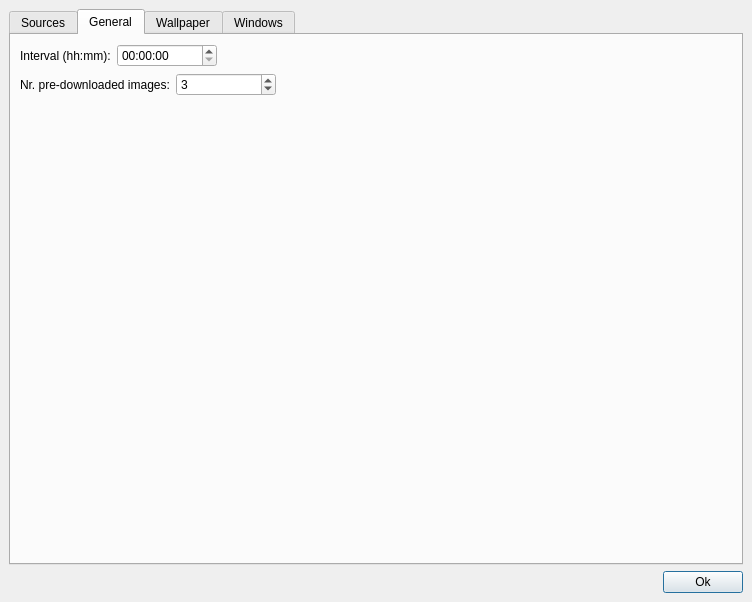
The window that src/wpcg/presentation/ui/settings.ui (JakobPer/wpcg-py) describes before a commit, drawn with Qt 5.
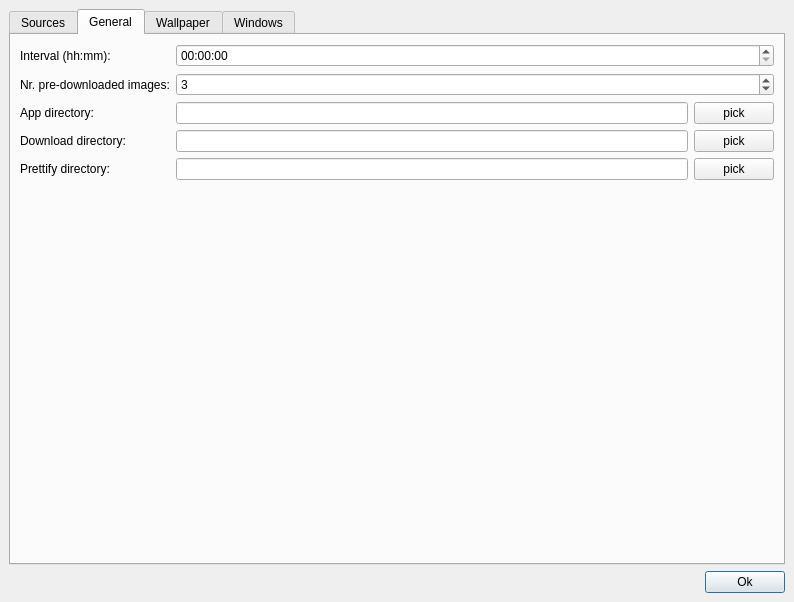
The same window after the commit. The open tabs and pages were chosen to show the change. Icons and pictures are not drawn.

Commit message: added settings for dirs

What changed in the file:
```diff
--- a/src/wpcg/presentation/ui/settings.ui
+++ b/src/wpcg/presentation/ui/settings.ui
@@ -6,7 +6,7 @@
    <rect>
     <x>0</x>
     <y>0</y>
-    <width>752</width>
+    <width>794</width>
     <height>602</height>
    </rect>
   </property>
@@ -176,16 +176,54 @@
        <attribute name="title">
         <string>General</string>
        </attribute>
-       <layout class="QVBoxLayout" name="verticalLayout_9">
+       <layout class="QGridLayout" name="gridLayout_3">
         <property name="sizeConstraint">
          <enum>QLayout::SetDefaultConstraint</enum>
         </property>
-        <item>
-         <layout class="QHBoxLayout" name="horizontalLayout">
-          <property name="sizeConstraint">
-           <enum>QLayout::SetDefaultConstraint</enum>
+        <item row="5" column="0">
+         <spacer name="verticalSpacer_4">
+          <property name="orientation">
+           <enum>Qt::Vertical</enum>
           </property>
-          <item>
+          <property name="sizeHint" stdset="0">
+           <size>
+            <width>20</width>
+            <height>40</height>
+           </size>
+          </property>
+         </spacer>
+        </item>
+        <item row="3" column="0">
+         <widget class="QLabel" name="label_9">
+          <property name="text">
+           <string>Download directory:</string>
+          </property>
+         </widget>
+        </item>
+        <item row="2" column="0">
+         <widget class="QLabel" name="label_10">
+          <property name="text">
+           <string>App directory:</string>
+          </property>
+         </widget>
+        </item>
+        <item row="3" column="2">
+         <widget class="QLineEdit" name="leDownloadDir"/>
+        </item>
+        <item row="1" column="0">
+         <widget class="QLabel" name="label_3">
+          <property name="sizePolicy">
+           <sizepolicy hsizetype="Minimum" vsizetype="Preferred">
+            <horstretch>0</horstretch>
+            <verstretch>0</verstretch>
+           </sizepolicy>
+          </property>
+          <property name="text">
+           <string>Nr. pre-downloaded images:</string>
+          </property>
+         </widget>
+        </item>
+        <item row="0" column="0">
            <widget class="QLabel" name="label_2">
             <property name="sizePolicy">
              <sizepolicy hsizetype="Fixed" vsizetype="Preferred">
@@ -198,7 +236,7 @@
             </property>
            </widget>
           </item>
-          <item>
+        <item row="0" column="2" colspan="2">
            <widget class="QTimeEdit" name="teInterval">
             <property name="sizePolicy">
              <sizepolicy hsizetype="Preferred" vsizetype="Fixed">
@@ -214,37 +252,7 @@
             </property>
            </widget>
           </item>
-          <item>
-           <spacer name="horizontalSpacer">
-            <property name="orientation">
-             <enum>Qt::Horizontal</enum>
-            </property>
-            <property name="sizeHint" stdset="0">
-             <size>
-              <width>40</width>
-              <height>20</height>
-             </size>
-            </property>
-           </spacer>
-          </item>
-         </layout>
-        </item>
-        <item>
-         <layout class="QHBoxLayout" name="horizontalLayout_5">
-          <item>
-           <widget class="QLabel" name="label_3">
-            <property name="sizePolicy">
-             <sizepolicy hsizetype="Minimum" vsizetype="Preferred">
-              <horstretch>0</horstretch>
-              <verstretch>0</verstretch>
-             </sizepolicy>
-            </property>
-            <property name="text">
-             <string>Nr. pre-downloaded images:</string>
-            </property>
-           </widget>
-          </item>
-          <item>
+        <item row="1" column="2" colspan="2">
            <widget class="QSpinBox" name="sbPredownloadCount">
             <property name="sizePolicy">
              <sizepolicy hsizetype="Preferred" vsizetype="Fixed">
@@ -269,33 +277,57 @@
             </property>
            </widget>
           </item>
-          <item>
-           <spacer name="horizontalSpacer_7">
-            <property name="orientation">
-             <enum>Qt::Horizontal</enum>
-            </property>
-            <property name="sizeHint" stdset="0">
+        <item row="4" column="0">
+         <widget class="QLabel" name="label_11">
+          <property name="text">
+           <string>Prettify directory:</string>
+          </property>
+         </widget>
+        </item>
+        <item row="2" column="2">
+         <widget class="QLineEdit" name="leAppDir"/>
+        </item>
+        <item row="4" column="2">
+         <widget class="QLineEdit" name="lePrettifyDir"/>
+        </item>
+        <item row="3" column="3">
+         <widget class="QPushButton" name="btPickDownloadDir">
+          <property name="minimumSize">
              <size>
-              <width>40</width>
-              <height>20</height>
-             </size>
-            </property>
-           </spacer>
-          </item>
-         </layout>
-        </item>
-        <item>
-         <spacer name="verticalSpacer_4">
-          <property name="orientation">
-           <enum>Qt::Vertical</enum>
+            <width>20</width>
+            <height>0</height>
+           </size>
+          </property>
+          <property name="text">
+           <string>pick</string>
+          </property>
+         </widget>
+        </item>
+        <item row="2" column="3">
+         <widget class="QPushButton" name="btPickAppDir">
+          <property name="minimumSize">
+           <size>
+            <width>20</width>
+            <height>0</height>
+           </size>
           </property>
-          <property name="sizeHint" stdset="0">
+          <property name="text">
+           <string>pick</string>
+          </property>
+         </widget>
+        </item>
+        <item row="4" column="3">
+         <widget class="QPushButton" name="btPickPrettifyDir">
+          <property name="minimumSize">
            <size>
             <width>20</width>
-            <height>40</height>
+            <height>0</height>
            </size>
           </property>
-         </spacer>
+          <property name="text">
+           <string>pick</string>
+          </property>
+         </widget>
         </item>
        </layout>
       </widget>
```
Left out of the diff: 2 changed lines with no effect on the pictures. Lines whose indentation alone changed are shown as unchanged. The commit also changes 10 other files.
